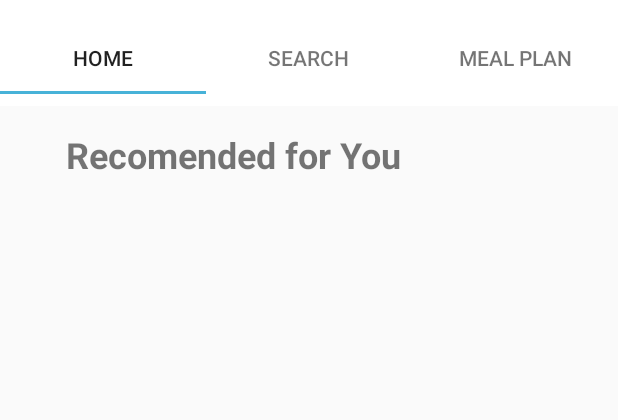
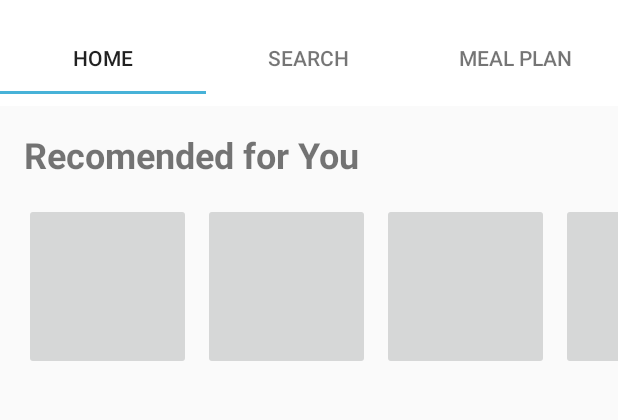
Before and after one commit to alifmufthi91/PKMCooking, an Android app: the screen it shows after launch (MainActivity), on a phone screen of 412 x 824 dp, the part 62-482 px from its top. Run offline under Robolectric (Android 15) with nearby library versions, the phone set to English and light mode, and no system bars; 1 statement that could not run was skipped.

Commit message:
fragment 1, home, bikin horizontall scroll untuk contoh pilihan resep

```diff
--- a/app/build.gradle
+++ b/app/build.gradle
@@ -36,4 +36,5 @@ dependencies {
 
     implementation 'com.squareup.okhttp3:logging-interceptor:3.4.1'
 
+
 }
--- a/app/src/main/res/layout/fragment_tab1.xml
+++ b/app/src/main/res/layout/fragment_tab1.xml
@@ -1,4 +1,5 @@
 <RelativeLayout xmlns:android="http://schemas.android.com/apk/res/android"
+    xmlns:app="http://schemas.android.com/apk/res-auto"
     xmlns:tools="http://schemas.android.com/tools"
     android:layout_width="match_parent"
     android:layout_height="match_parent">
@@ -7,14 +8,7 @@
 
     <android.support.v4.widget.NestedScrollView
         android:layout_width="match_parent"
-        android:layout_height="match_parent"
-        android:layout_alignParentStart="true"
-        android:layout_alignParentLeft="true"
-        android:layout_alignParentTop="true"
-        android:layout_marginStart="0dp"
-        android:layout_marginLeft="0dp"
-        android:layout_marginTop="0dp"
-        android:fillViewport="true">
+        android:layout_height="match_parent">
 
         <RelativeLayout
             android:layout_width="match_parent"
@@ -23,39 +17,54 @@
 
             <TextView
                 android:id="@+id/textView3"
-                android:layout_width="352dp"
-                android:layout_height="45dp"
-                android:layout_alignParentLeft="true"
-                android:layout_alignParentTop="true"
-                android:layout_alignParentEnd="true"
-                android:layout_alignParentRight="true"
-                android:layout_marginStart="16dp"
+                android:layout_width="match_parent"
+                android:layout_height="wrap_content"
                 android:layout_marginTop="16dp"
-                android:layout_marginEnd="16dp"
-                android:layout_marginRight="16dp"
+                android:layout_marginLeft="16dp"
                 android:text="Recomended for You"
                 android:textSize="24sp"
                 android:textStyle="bold" />
 
             <HorizontalScrollView
-                android:layout_width="352dp"
-                android:layout_height="125dp"
+                android:layout_width="match_parent"
+                android:layout_height="wrap_content"
                 android:layout_below="@+id/textView3"
-                android:layout_alignParentLeft="true"
-                android:layout_alignParentEnd="true"
-                android:layout_alignParentRight="true"
-                android:layout_marginStart="16dp"
                 android:layout_marginTop="16dp"
-                android:layout_marginEnd="16dp"
-                android:layout_marginRight="16dp">
+                android:scrollbarSize="0dp"
+                android:scrollbars="none">
 
                 <LinearLayout
-                    android:layout_width="wrap_content"
-                    android:layout_height="match_parent"
-                    android:orientation="vertical" />
+                    android:layout_width="match_parent"
+                    android:layout_height="wrap_content"
+                    android:orientation="horizontal"
+                    android:paddingLeft="16dp"
+                    android:paddingRight="16dp">
+
+                    <ImageButton
+                        android:layout_width="50pt"
+                        android:layout_height="50pt"
+                        android:layout_marginRight="8dp" />
+
+                    <ImageButton
+                        android:layout_width="50pt"
+                        android:layout_height="50pt"
+                        android:layout_marginRight="8dp" />
+
+                    <ImageButton
+                        android:layout_width="50pt"
+                        android:layout_height="50pt"
+                        android:layout_marginRight="8dp" />
+
+                    <ImageButton
+                        android:layout_width="50pt"
+                        android:layout_height="50pt"
+                        android:layout_marginRight="8dp" />
+
+
+                </LinearLayout>
             </HorizontalScrollView>
+        </RelativeLayout>
 
-        </RelativeLayout>
     </android.support.v4.widget.NestedScrollView>
 
 </RelativeLayout>
```
